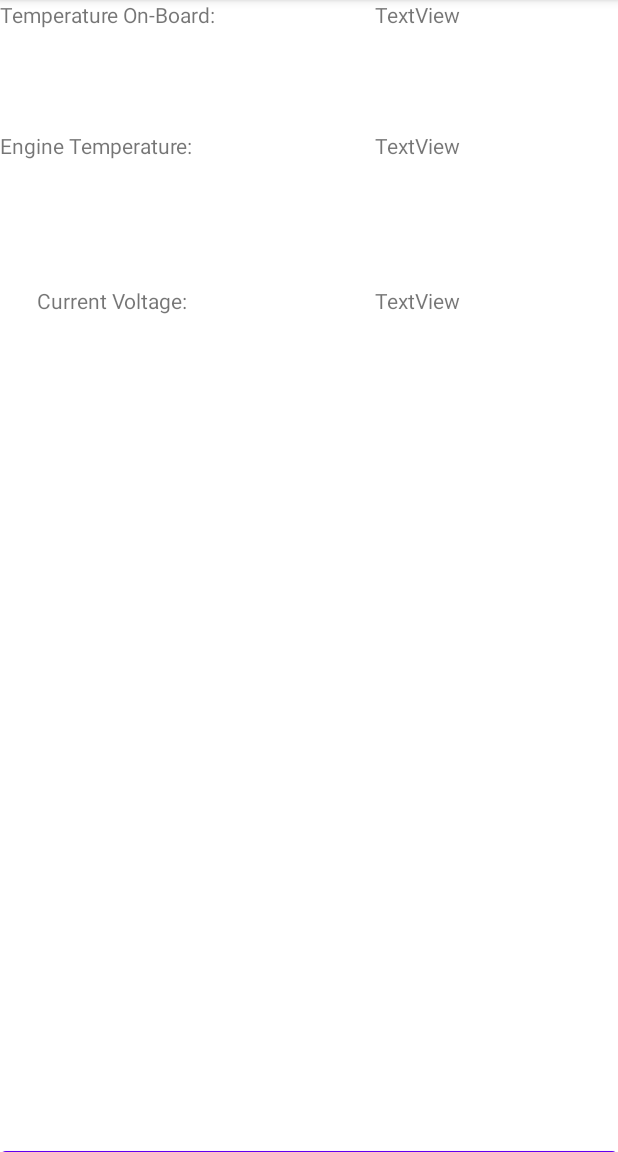
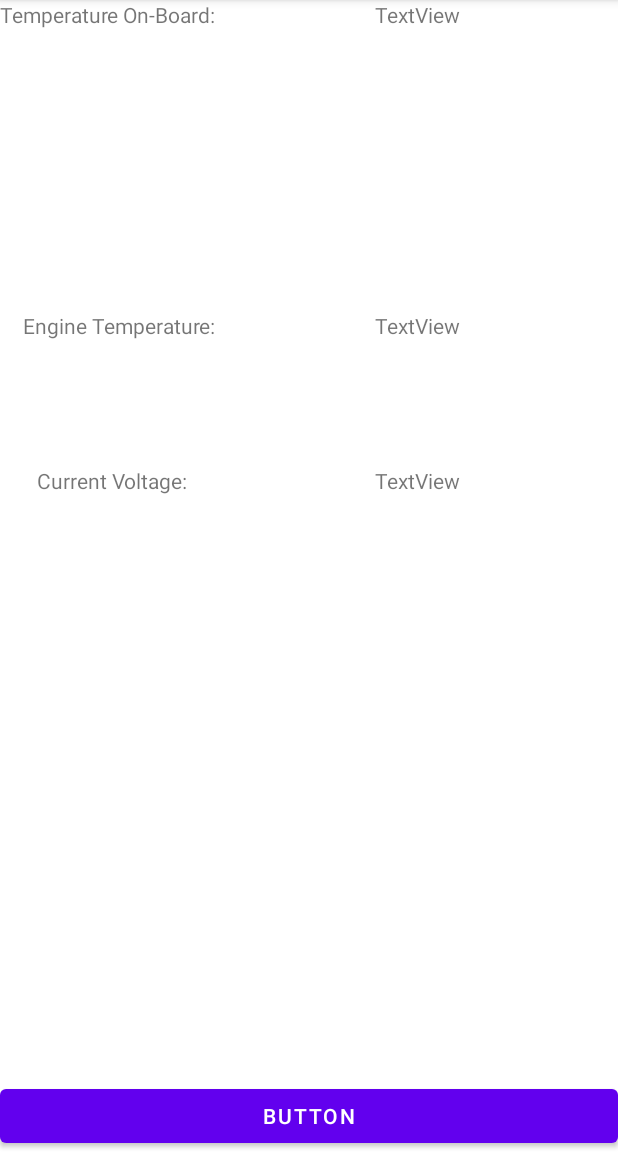
Before and after one commit to fckscl/On-Board-Computer, an Android app: the DisplayStateFragment screen opened through its navigation route, on a phone screen of 412 x 824 dp, the part 84-1236 px from its top. Run offline under Robolectric (Android 15) with nearby library versions, the phone set to English and light mode, and no system bars; our stand-ins replace data binding; plain views replace GraphView.

Commit message:
duplicate classes

```diff
--- a/app/build.gradle
+++ b/app/build.gradle
@@ -37,6 +37,10 @@ android {
 
 dependencies {
 
+    implementation ('com.jjoe64:graphview:4.2.2'){
+        force = true
+    }
+
     implementation 'androidx.core:core-ktx:1.8.0'
     implementation 'androidx.appcompat:appcompat:1.5.1'
     implementation 'com.google.android.material:material:1.6.1'
--- a/app/src/main/res/layout/fragment_display_state.xml
+++ b/app/src/main/res/layout/fragment_display_state.xml
@@ -22,10 +22,10 @@
             android:id="@+id/temperature_engine"
             android:layout_width="wrap_content"
             android:layout_height="wrap_content"
-            android:layout_marginTop="68dp"
+            android:layout_marginTop="188dp"
             android:text="@string/temperature_engine"
             app:layout_constraintEnd_toEndOf="@+id/temperature_on_board"
-            app:layout_constraintHorizontal_bias="0.0"
+            app:layout_constraintHorizontal_bias="1.0"
             app:layout_constraintStart_toStartOf="parent"
             app:layout_constraintTop_toBottomOf="@+id/temperature_on_board" />
 
@@ -45,13 +45,13 @@
             android:layout_width="0dp"
             android:layout_height="wrap_content"
             android:layout_marginTop="608dp"
-            android:layout_marginBottom="16dp"
             android:text="Button"
             app:layout_constraintBottom_toBottomOf="parent"
             app:layout_constraintEnd_toEndOf="parent"
-            app:layout_constraintHorizontal_bias="1.0"
+            app:layout_constraintHorizontal_bias="0.0"
             app:layout_constraintStart_toStartOf="parent"
-            app:layout_constraintTop_toBottomOf="@+id/voltage" />
+            app:layout_constraintTop_toBottomOf="@+id/voltage"
+            app:layout_constraintVertical_bias="1.0" />
 
         <TextView
             android:id="@+id/textView"
@@ -80,5 +80,18 @@
             app:layout_constraintStart_toEndOf="@+id/temperature_on_board"
             app:layout_constraintTop_toTopOf="@+id/temperature_engine" />
 
+<!--        <com.jjoe64.graphview.GraphView-->
+<!--            android:id="@+id/graph"-->
+<!--            android:layout_width="0dp"-->
+<!--            android:layout_height="150dp"-->
+<!--            app:seriesData="0=5;2=5;3=0;4=2"-->
+<!--            app:seriesType="line"-->
+<!--            app:seriesColor="#ee0000"-->
+<!--            app:layout_constraintBottom_toTopOf="@+id/temperature_engine"-->
+<!--            app:layout_constraintEnd_toEndOf="parent"-->
+<!--            app:layout_constraintStart_toStartOf="parent"-->
+<!--            app:layout_constraintTop_toBottomOf="@+id/temperature_on_board"-->
+<!--            app:layout_constraintVertical_bias="0.531" />-->
+
     </androidx.constraintlayout.widget.ConstraintLayout>
 </layout>
```
